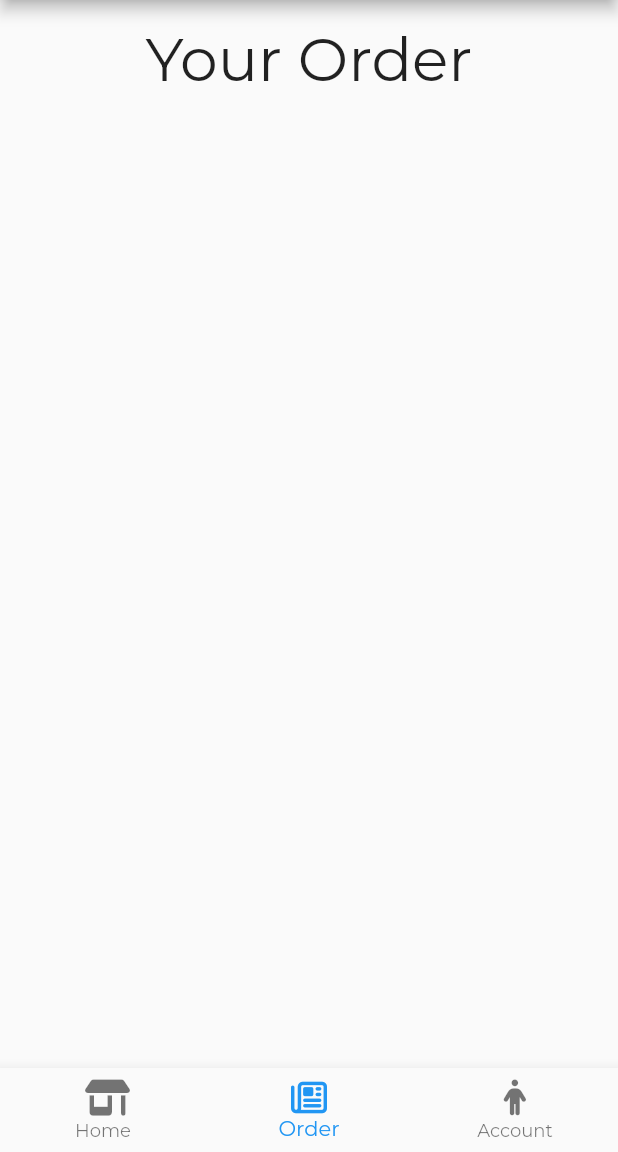
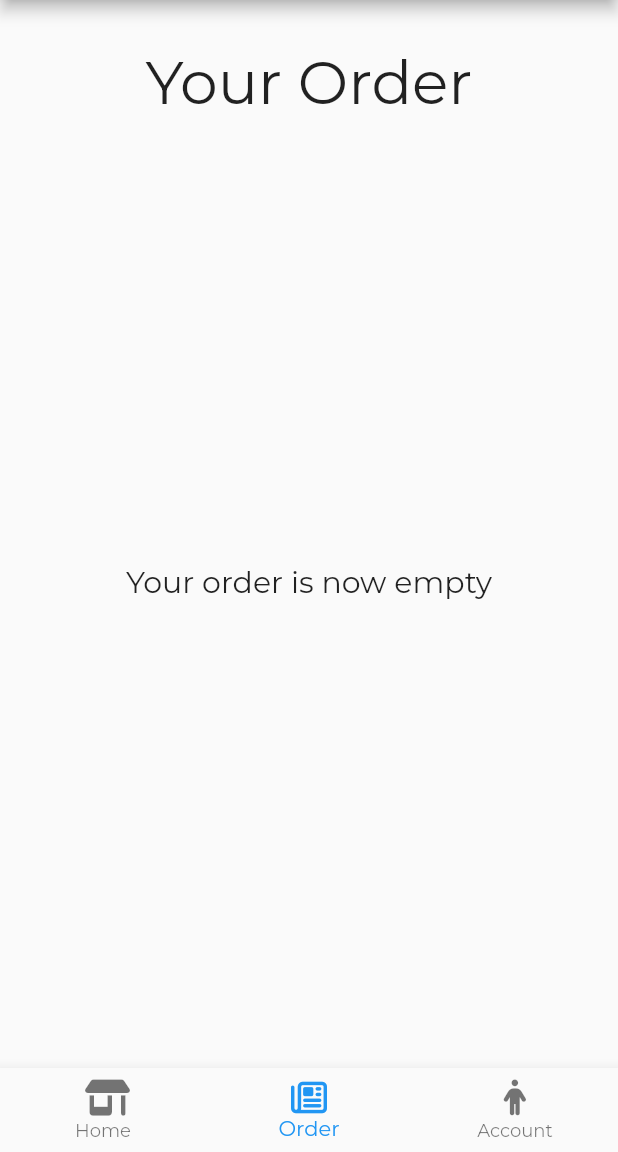
Before and after one commit to Assamapong/grocery_market, a Flutter app: the screen it shows after launch, item 2 of the bottom bar chosen, on a phone screen of 412 x 824 dp, the part 84-1236 px from its top. Run offline on Flutter 3.47's test engine with Material 2 defaults, Android fonts, the phone set to English and light mode, and no system bars; our stand-ins replace font_awesome_flutter, google_fonts.

Commit message:
add total price in order tab

```diff
--- a/lib/components/order_tab.dart
+++ b/lib/components/order_tab.dart
@@ -1,4 +1,5 @@
 import 'package:flutter/material.dart';
+import 'package:grocery_market/components/bottom_button.dart';
 import 'package:grocery_market/screens/success_screen.dart';
 import 'package:provider/provider.dart';
 
@@ -8,8 +9,14 @@ class OrderTab extends StatelessWidget {
   @override
   Widget build(BuildContext context) {
     var listOfProduct = Provider.of<Order>(context).listOfProduct;
-    return Center(
+    var totalPrice = Provider.of<Order>(context).totalPrice;
+    return Padding(
+      padding: const EdgeInsets.all(15.0),
       child: Column(
+        crossAxisAlignment: CrossAxisAlignment.center,
+        mainAxisAlignment: MainAxisAlignment.spaceBetween,
+        children: [
+          Column(
             children: [
               SizedBox(
                 height: 15,
@@ -18,16 +25,37 @@ class OrderTab extends StatelessWidget {
                 'Your Order',
                 style: TextStyle(fontSize: 40),
               ),
-          Container(
+              SizedBox(
                 height: 70.0 * listOfProduct.length,
                 child: ListView(
                   children: listOfProduct,
                 ),
               ),
               listOfProduct.isNotEmpty
-              ? ElevatedButton(
-                  style: ButtonStyle(),
-                  onPressed: () {
+                  ? Padding(
+                      padding: const EdgeInsets.symmetric(horizontal: 15.0),
+                      child: Row(
+                        mainAxisAlignment: MainAxisAlignment.spaceBetween,
+                        children: [
+                          Text(
+                            'Total Price',
+                            style: TextStyle(
+                                fontSize: 20, fontWeight: FontWeight.bold),
+                          ),
+                          Text(
+                            totalPrice.toString() + '฿',
+                            style: TextStyle(fontSize: 20),
+                          )
+                        ],
+                      ),
+                    )
+                  : Container()
+            ],
+          ),
+          listOfProduct.isNotEmpty
+              ? BottomButton(
+                  title: 'Confirm Order',
+                  ontap: () {
                     Navigator.push(
                       context,
                       MaterialPageRoute(
@@ -35,9 +63,15 @@ class OrderTab extends StatelessWidget {
                       ),
                     );
                   },
-                  child: Text('Confirm Order'),
                 )
-              : Container(),
+              : Expanded(
+                  child: Center(
+                    child: Text(
+                      'Your order is now empty',
+                      style: TextStyle(fontSize: 20),
+                    ),
+                  ),
+                ),
         ],
       ),
     );
```
Also changed, not shown: lib/model/product_list.dart (+21 -14 lines), lib/order.dart (+19 -2 lines). Lines whose indentation alone changed are shown as unchanged.
